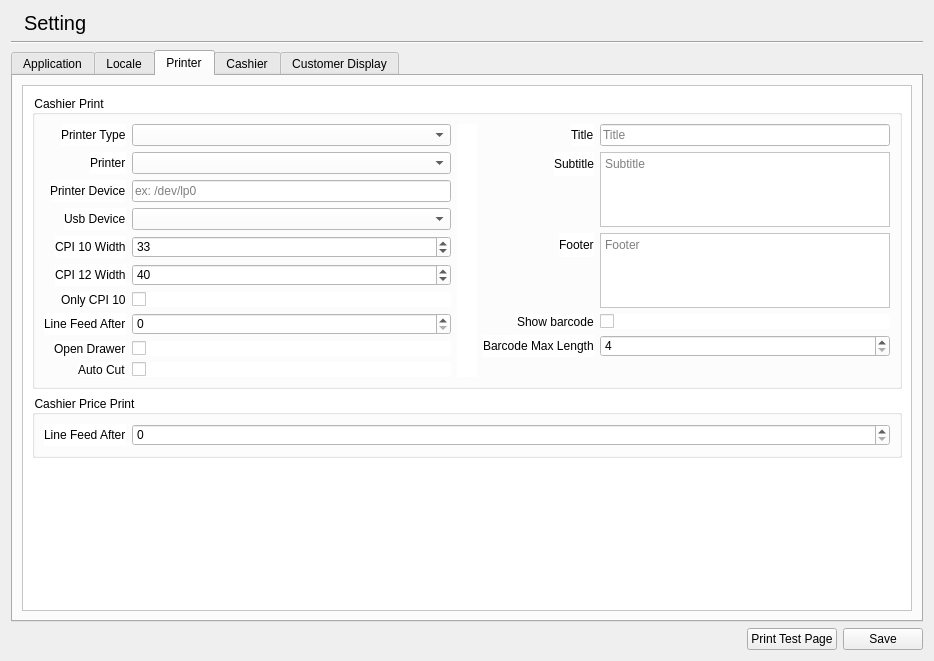
Above: libgui/setting/settingwidget.ui from apinprastya/sultan before the change. Below: the same form after it.
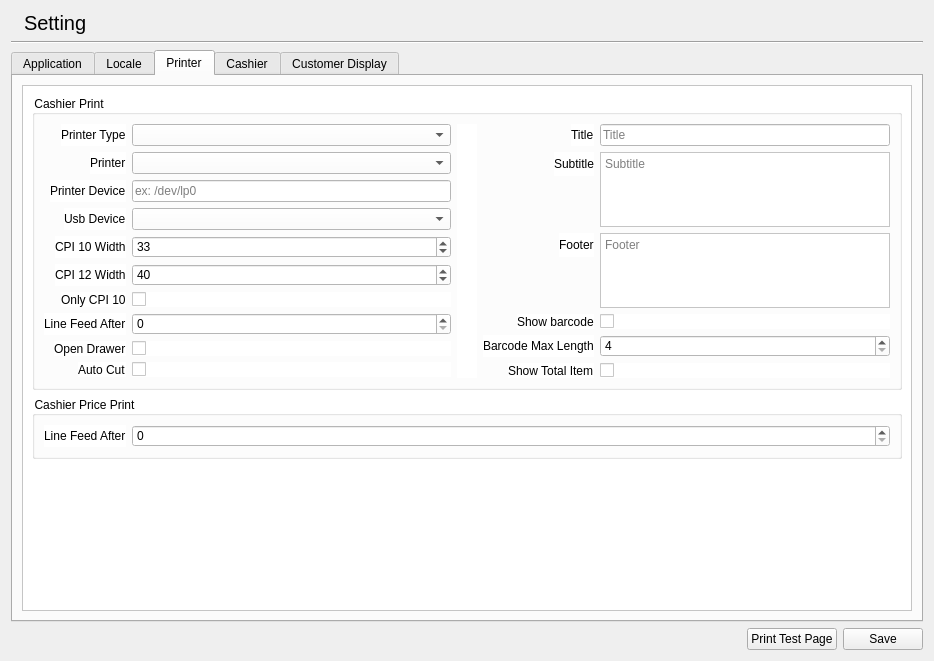
That is the form after the change. The open tabs and pages were chosen to show the change. Icons and pictures are not drawn.

Patch:
```diff
--- a/libgui/setting/settingwidget.ui
+++ b/libgui/setting/settingwidget.ui
@@ -642,7 +642,7 @@
             <x>0</x>
             <y>0</y>
             <width>892</width>
-            <height>524</height>
+            <height>516</height>
            </rect>
           </property>
           <layout class="QVBoxLayout" name="verticalLayout_8">
@@ -930,6 +930,20 @@
                     </property>
                    </widget>
                   </item>
+                  <item row="6" column="0">
+                   <widget class="QLabel" name="label_47">
+                    <property name="text">
+                     <string>Show Total Item</string>
+                    </property>
+                   </widget>
+                  </item>
+                  <item row="6" column="1">
+                   <widget class="QCheckBox" name="checkShowTotalItem">
+                    <property name="text">
+                     <string/>
+                    </property>
+                   </widget>
+                  </item>
                  </layout>
                 </item>
                </layout>
```
Left out of the diff: 12 changed lines with no effect on the pictures.
